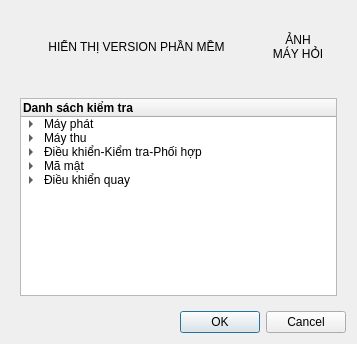
hungrd87/Tester-2025, file dialog.ui: the form before one commit.
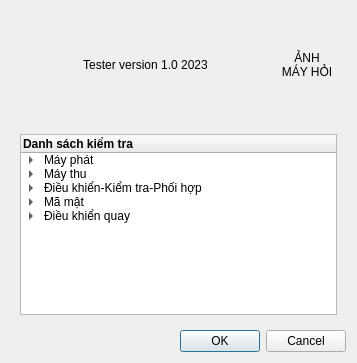
The form after the commit.

Commit message: Change to new source code model: View - Udp - Tester

```diff
--- a/dialog.ui
+++ b/dialog.ui
@@ -7,7 +7,7 @@
     <x>0</x>
     <y>0</y>
     <width>357</width>
-    <height>344</height>
+    <height>363</height>
    </rect>
   </property>
   <property name="windowTitle">
@@ -20,7 +20,7 @@
       <item>
        <widget class="QLabel" name="label_2">
         <property name="text">
-         <string>HIỂN THỊ VERSION PHẦN MỀM</string>
+         <string>Tester version 1.0 2023</string>
         </property>
         <property name="textFormat">
          <enum>Qt::RichText</enum>
@@ -31,7 +31,19 @@
        </widget>
       </item>
       <item>
-       <widget class="QLabel" name="label_3">
+       <widget class="QLabel" name="labelLogo">
+        <property name="minimumSize">
+         <size>
+          <width>60</width>
+          <height>90</height>
+         </size>
+        </property>
+        <property name="maximumSize">
+         <size>
+          <width>60</width>
+          <height>90</height>
+         </size>
+        </property>
         <property name="text">
          <string>ẢNH 
 MÁY HỎI</string>
@@ -64,7 +76,6 @@
          </property>
          <property name="font">
           <font>
-           <weight>75</weight>
            <bold>true</bold>
           </font>
          </property>
```
Left out of the diff: 3 changed lines with no effect on the pictures. The commit also changes 74 other files.
